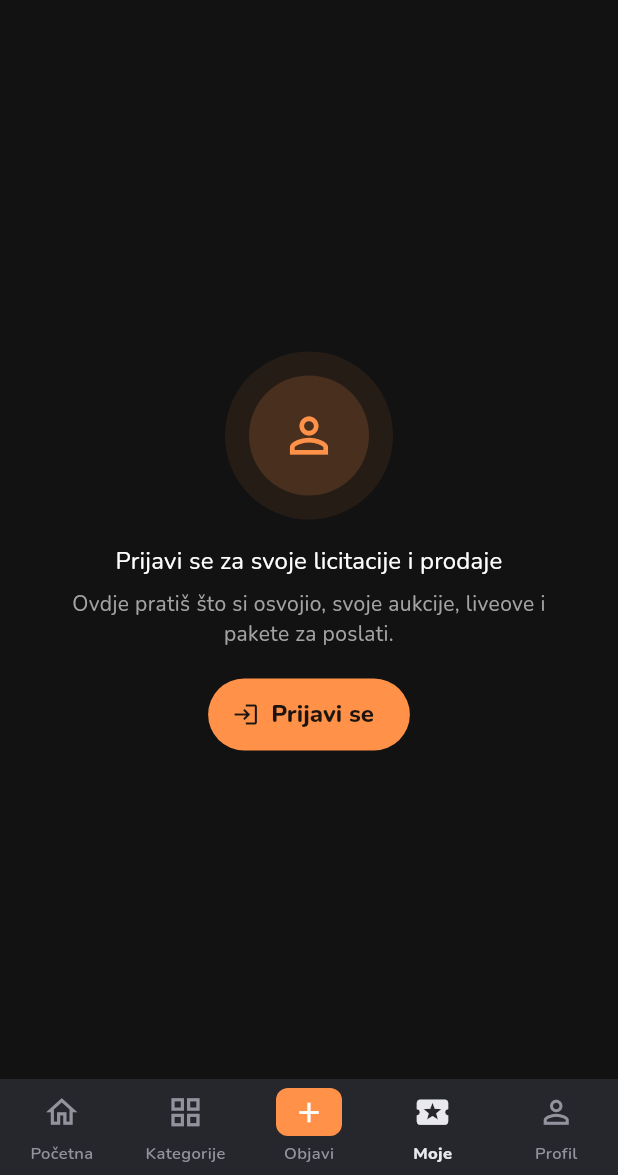
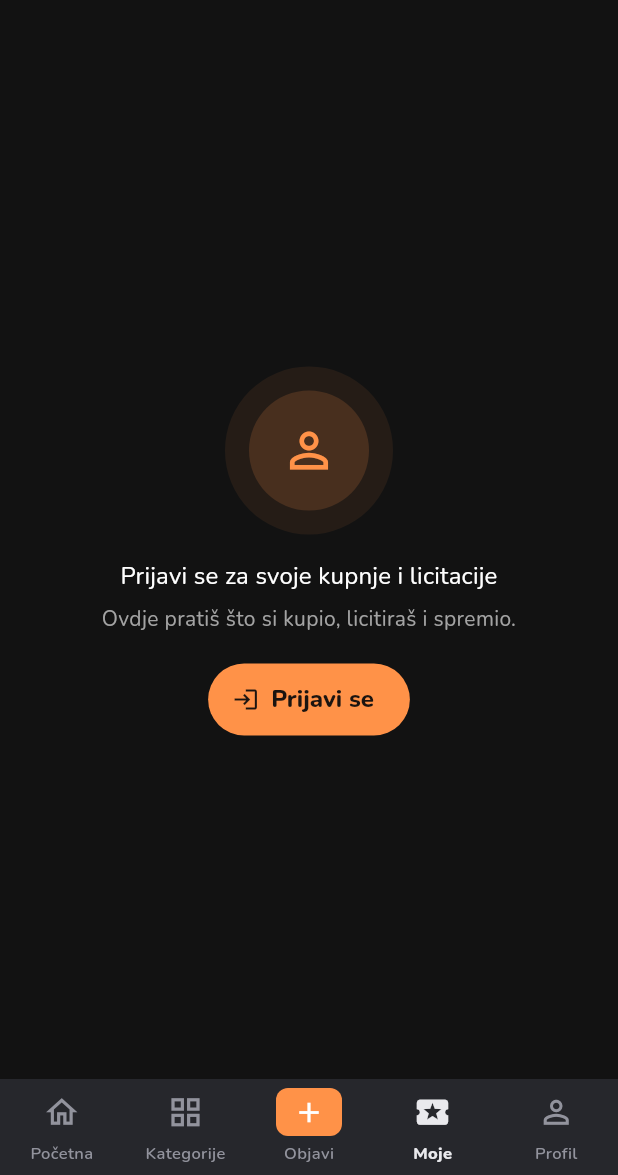
Before and after one commit to Karlo6546541/bot, a Flutter app: the screen it shows after launch, item 4 of the bottom bar chosen, on a phone screen of 412 x 824 dp, the part 61-1236 px from its top. Run offline on Flutter 3.47's test engine with Material 3 defaults, Android fonts, the phone set to English and light mode, and no system bars; our stand-ins replace file_picker, flutter_riverpod, hive, hive_flutter, image_picker, qr_flutter and 3 more; missing offline and left inert: dart:js_interop, dart:ui_web, dart_webrtc, flutter_webrtc; accounts and stored records are empty.

Commit message:
Moje kao Whatnot Activity: Kupnje, Licitacije, Ponude, Spremljeno
- Moje (kupac) ima tekstualne kartice Kupnje / Licitacije / Ponude /
  Spremljeno s čipovima: Sve, U tijeku, Završeno, Povrati; Vodim,
  Nadmašen, Završene; Čeka tvoj odgovor, Prihvaćene; Kupi odmah, Aukcije.
- Spremljeno pokazuje sačuvane oglase i aukcije.
- Aukcije, Live i Otpremnice maknuti iz Moje: prodavačke stvari su u
  Seller Hubu (Prodaja, Otprema); kupac dobiva obavijest i broj za
  praćenje u Kupnjama.

Co-Authored-By: Claude Sonnet 5.5 <noreply@anthropic.com>
Claude-Session: https://claude.ai/code/session_01PBov6w7Hus1Rp49XeCqhPo

```diff
--- /dev/null
+++ b/loop_app/lib/screens/activity_view.dart
@@ -0,0 +1,429 @@
+import 'package:flutter/material.dart';
+import 'package:flutter_riverpod/flutter_riverpod.dart';
+
+import '../l10n/tr.dart';
+import '../models/auction.dart';
+import '../models/delivery.dart';
+import '../models/device.dart';
+import '../models/price_offer.dart';
+import '../providers/app_providers.dart';
+import '../theme/app_theme.dart';
+import '../widgets/empty_state.dart';
+import '../widgets/formatters.dart';
+import '../widgets/item_image.dart';
+import '../widgets/shop_widgets.dart' show BargainTile;
+import 'auction_detail_screen.dart';
+import 'auctions_screen.dart' show AuctionCard;
+import 'deliveries_screen.dart' show DeliveryCard;
+import 'device_detail_screen.dart';
+import 'login_screen.dart';
+
+/// Kupčeva strana "Moje" (kao Whatnot Activity): Kupnje, Licitacije,
+/// Ponude i Spremljeno. Prodavačke stvari (aukcije, liveovi, otpremnice)
+/// su u Seller Hubu; kupac samo dobiva obavijest i broj za praćenje.
+class ActivityView extends ConsumerStatefulWidget {
+  const ActivityView({super.key, this.onBrowse});
+
+  /// Prijelaz na Početnu (gumb na praznom ekranu).
+  final VoidCallback? onBrowse;
+
+  @override
+  ConsumerState<ActivityView> createState() => _ActivityViewState();
+}
+
+enum _Tab { purchases, bids, offers, saved }
+
+class _ActivityViewState extends ConsumerState<ActivityView> {
+  _Tab _tab = _Tab.purchases;
+  final _chip = {for (final t in _Tab.values) t: 'all'};
+
+  String get _f => _chip[_tab]!;
+
+  Widget _empty(String title, {String? message}) => Padding(
+    padding: const EdgeInsets.only(top: 56),
+    child: EmptyState(
+      icon: Icons.inbox_outlined,
+      title: title,
+      message: message,
+      action: widget.onBrowse == null
+          ? null
+          : FilledButton(
+              key: const ValueKey('activity-browse'),
+              onPressed: widget.onBrowse,
+              child: Text(t('Istraži')),
+            ),
+    ),
+  );
+
+  @override
+  Widget build(BuildContext context) {
+    final s = ref.watch(appProvider);
+    if (s.currentUser?.isGuest ?? true) {
+      return EmptyState(
+        key: const ValueKey('my-guest'),
+        icon: Icons.person_outline,
+        title: t('Prijavi se za svoje kupnje i licitacije'),
+        message: t('Ovdje pratiš što si kupio, licitiraš i spremio.'),
+        action: FilledButton.icon(
+          key: const ValueKey('my-guest-login'),
+          onPressed: () => LoginScreen.open(context),
+          icon: const Icon(Icons.login),
+          label: Text(t('Prijavi se')),
+        ),
+      );
+    }
+    final me = s.currentUserId ?? '';
+    final now = DateTime.now();
+
+    // ------------------------------------------------------------ kupnje
+    final all = [...s.myDeliveries]
+      ..sort((a, b) => b.createdAt.compareTo(a.createdAt));
+    final inProgress = [
+      for (final d in all)
+        if (d.confirmedAt == null) d,
+    ];
+    final completed = [
+      for (final d in all)
+        if (d.confirmedAt != null) d,
+    ];
+    final returns = [
+      for (final d in all)
+        if (d.dispute != null) d,
+    ];
+    final digital = s.myDigitalPurchases;
+    final purchases = switch (_f) {
+      'open' => inProgress,
+      'done' => completed,
+      'returns' => returns,
+      _ => all,
+    };
+
+    // -------------------------------------------------------- licitacije
+    final bidding = [
+      for (final a in s.auctions)
+        if (a.isActive &&
+            !a.isExpired(now) &&
+            a.sellerId != me &&
+            a.bids.any((b) => b.userId == me))
+          a,
+    ]..sort((a, b) => a.endsAt.compareTo(b.endsAt));
+    final leading = [
+      for (final a in bidding)
+        if (a.highestBid?.userId == me) a,
+    ];
+    final outbid = [
+      for (final a in bidding)
+        if (a.highestBid?.userId != me) a,
+    ];
+    final ended = [
+      for (final a in s.auctions)
+        if ((!a.isActive || a.isExpired(now)) &&
+            a.sellerId != me &&
+            a.bids.any((b) => b.userId == me))
+          a,
+    ]..sort((a, b) => b.endsAt.compareTo(a.endsAt));
+    final bids = switch (_f) {
+      'leading' => leading,
+      'outbid' => outbid,
+      'ended' => ended,
+      _ => [...bidding, ...ended],
+    };
+
+    // ------------------------------------------------------------ ponude
+    final offers =
+        [
+          for (final o in s.myBargains)
+            if (o.buyerId == me) o,
+        ]..sort(
+          (a, b) => (b.updatedAt ?? b.createdAt).compareTo(
+            a.updatedAt ?? a.createdAt,
+          ),
+        );
+    final toAnswer = s.bargainsToAnswer.where((o) => o.buyerId == me).toSet();
+    final shownOffers = switch (_f) {
+      'answer' => [
+        for (final o in offers)
+          if (toAnswer.contains(o)) o,
+      ],
+      'accepted' => [
+        for (final o in offers)
+          if (o.status == BargainStatus.accepted) o,
+      ],
+      _ => offers,
+    };
+
+    // -------------------------------------------------------- spremljeno
+    final saved = [
+      for (final id in s.currentUser?.favorites ?? const <String>[])
+        ?s.deviceById(id),
+    ];
+    bool isAuction(Device d) => s.activeAuctionFor(d.id) != null;
+    final savedAuctions = [
+      for (final d in saved)
+        if (isAuction(d)) d,
+    ];
+    final savedBuyNow = [
+      for (final d in saved)
+        if (!isAuction(d)) d,
+    ];
+    final shownSaved = switch (_f) {
+      'auction' => savedAuctions,
+      'buynow' => savedBuyNow,
+      _ => saved,
+    };
+
+    Widget chips(List<(String, String)> items) => SizedBox(
+      height: 48,
+      child: ListView(
+        key: ValueKey('activity-chips-${_tab.name}'),
+        scrollDirection: Axis.horizontal,
+        padding: const EdgeInsets.fromLTRB(16, 6, 16, 6),
+        children: [
+          for (final (id, label) in items)
+            Padding(
+              padding: const EdgeInsets.only(right: 8),
+              child: ChoiceChip(
+                key: ValueKey('activity-chip-$id'),
+                label: Text(label),
+                selected: _f == id,
+                showCheckmark: false,
+                onSelected: (_) => setState(() => _chip[_tab] = id),
+              ),
+            ),
+        ],
+      ),
+    );
+
+    Widget tab(_Tab t0, String label, int badge) => Padding(
+      padding: const EdgeInsets.only(right: 16),
+      child: InkWell(
+        key: ValueKey('activity-tab-${t0.name}'),
+        onTap: () => setState(() => _tab = t0),
+        child: Container(
+          padding: const EdgeInsets.symmetric(vertical: 10),
+          decoration: BoxDecoration(
+            border: Border(
+              bottom: BorderSide(
+                color: _tab == t0 ? LoopColors.textPrimary : Colors.transparent,
+                width: 3,
+              ),
+            ),
+          ),
+          child: Badge(
+            isLabelVisible: badge > 0,
+            label: Text('$badge'),
+            backgroundColor: LoopColors.accent,
+            offset: const Offset(10, -6),
+            child: Text(
+              label,
+              style: TextStyle(
+                fontSize: 15,
+                fontWeight: FontWeight.w900,
+                color: _tab == t0
+                    ? LoopColors.textPrimary
+                    : LoopColors.textSecondary,
+              ),
+            ),
+          ),
+        ),
+      ),
+    );
+
+    final actions = all.where((d) => d.dispute == null && _needsBuyer(d, now));
+    final body = switch (_tab) {
+      _Tab.purchases => [
+        chips([
+          ('all', t('Sve')),
+          ('open', t('U tijeku')),
+          ('done', t('Završeno')),
+          ('returns', t('Povrati')),
+        ]),
+        if (purchases.isEmpty && digital.isEmpty)
+          _empty(
+            t('Još nema kupnji'),
+            message: t('Kad nešto kupiš ili osvojiš, pojavit će se ovdje.'),
+          )
+        else ...[
+          for (final d in purchases)
+            Padding(
+              padding: const EdgeInsets.fromLTRB(16, 0, 16, 12),
+              child: DeliveryCard(key: ValueKey('bought-${d.id}'), delivery: d),
+            ),
+          if (_f == 'all' || _f == 'done')
+            for (final dev in digital) _savedRow(dev, key: 'dig-${dev.id}'),
+        ],
+      ],
+      _Tab.bids => [
+        chips([
+          ('all', t('Sve')),
+          ('leading', t('Vodim')),
+          ('outbid', t('Nadmašen')),
+          ('ended', t('Završene')),
+        ]),
+        if (bids.isEmpty)
+          _empty(
+            t('Još nisi licitirao'),
+            message: t('Licitiraj na aukciji i ovdje pratiš ponude i pobjede.'),
+          )
+        else
+          for (final a in bids)
+            Padding(
+              padding: const EdgeInsets.fromLTRB(16, 0, 16, 12),
+              child: SizedBox(
+                height: MediaQuery.sizeOf(context).width < 600 ? 136 : 156,
+                child: AuctionCard(auction: a, viewerId: me),
+              ),
+            ),
+      ],
+      _Tab.offers => [
+        chips([
+          ('all', t('Sve')),
+          ('answer', t('Čeka tvoj odgovor')),
+          ('accepted', t('Prihvaćene')),
+        ]),
+        if (shownOffers.isEmpty)
+          _empty(
+            t('Još nema ponuda'),
+            message: t('Na oglasu dodirni "Ponudi cijenu" i predloži svoju.'),
+          )
+        else
+          for (final o in shownOffers)
+            Padding(
+              padding: const EdgeInsets.fromLTRB(16, 0, 16, 8),
+              child: Card(
+                child: InkWell(
+                  borderRadius: BorderRadius.circular(kRadius),
+                  onTap: () {
+                    final d = s.deviceById(o.deviceId);
+                    if (d != null) DeviceDetailScreen.open(context, d);
+                  },
+                  child: Padding(
+                    padding: const EdgeInsets.symmetric(
+                      horizontal: 14,
+                      vertical: 4,
+                    ),
+                    child: BargainTile(offer: o, showItem: true),
+                  ),
+                ),
+              ),
+            ),
+      ],
+      _Tab.saved => [
+        chips([
+          ('all', t('Sve')),
+          ('buynow', t('Kupi odmah')),
+          ('auction', t('Aukcije')),
+        ]),
+        if (shownSaved.isEmpty)
+          _empty(
+            t('Još nemaš spremljenih stvari'),
+            message: t('Dodirni srce na oglasu ili aukciji da ga spremiš.'),
+          )
+        else
+          for (final d in shownSaved)
+            _savedRow(
+              d,
+              auction: s.activeAuctionFor(d.id),
+              key: 'saved-${d.id}',
+            ),
+      ],
+    };
+
+    return Column(
+      children: [
+        Align(
+          alignment: Alignment.centerLeft,
+          child: Padding(
+            padding: const EdgeInsets.fromLTRB(16, 4, 16, 0),
+            child: SingleChildScrollView(
+              scrollDirection: Axis.horizontal,
+              child: Row(
+                children: [
+                  tab(_Tab.purchases, t('Kupnje'), actions.length),
+                  tab(_Tab.bids, t('Licitacije'), outbid.length),
+                  tab(_Tab.offers, t('Ponude'), toAnswer.length),
+                  tab(_Tab.saved, t('Spremljeno'), 0),
+                ],
+              ),
+            ),
+          ),
+        ),
+        Divider(height: 1, color: LoopColors.surfaceHover),
+        Expanded(
+          child: ListView(
+            key: ValueKey('activity-list-${_tab.name}'),
+            padding: const EdgeInsets.only(bottom: 96),
+            children: body,
+          ),
+        ),
+      ],
+    );
+  }
+
+  /// Kupac mora nešto napraviti: potvrditi primitak ili preuzeti paket.
+  static bool _needsBuyer(Delivery d, DateTime now) =>
+      d.method != null &&
+      d.method != DeliveryMethod.digital &&
+      d.confirmedAt == null &&
+      d.isDelivered(now);
+
+  Widget _savedRow(Device d, {Auction? auction, required String key}) =>
+      Padding(
+        padding: const EdgeInsets.fromLTRB(16, 0, 16, 8),
+        child: Material(
+          color: LoopColors.surface,
+          borderRadius: BorderRadius.circular(kRadius),
+          child: InkWell(
+            key: ValueKey(key),
+            borderRadius: BorderRadius.circular(kRadius),
+            onTap: () => auction != null
+                ? AuctionDetailScreen.open(context, auction.id)
+                : DeviceDetailScreen.open(context, d),
+            child: Padding(
+              padding: const EdgeInsets.all(10),
+              child: Row(
+                children: [
+                  ItemThumb(device: d, size: 64),
+                  const SizedBox(width: 12),
+                  Expanded(
+                    child: Column(
+                      crossAxisAlignment: CrossAxisAlignment.start,
+                      children: [
+                        Text(
+                          d.name,
+                          maxLines: 1,
+                          overflow: TextOverflow.ellipsis,
+                          style: const TextStyle(fontWeight: FontWeight.w800),
+                        ),
+                        Text(
+                          auction != null
+                              ? t('Aukcija · trenutno {0}', [
+                                  formatCredits(
+                                    auction.highestBid?.amount ??
+                                        auction.startPrice,
+                                  ),
+                                ])
+                              : d.isDigital
+                              ? t('Digitalno')
+                              : t('Kupi odmah'),
+                          style: TextStyle(
+                            color: LoopColors.textSecondary,
+                            fontSize: 13,
+                          ),
+                        ),
+                      ],
+                    ),
+                  ),
+                  if (auction == null && !d.isDigital)
+                    Text(
+                      formatCredits(d.shownPrice),
+                      style: const TextStyle(fontWeight: FontWeight.w900),
+                    ),
+                  Icon(Icons.chevron_right, color: LoopColors.textSecondary),
+                ],
+              ),
+            ),
+          ),
+        ),
+      );
+}
--- a/loop_app/lib/screens/home_shell.dart
+++ b/loop_app/lib/screens/home_shell.dart
@@ -10,7 +10,7 @@ import '../providers/app_providers.dart';
 
 import '../widgets/adaptive_shell.dart';
 import '../widgets/create_sheet.dart';
-import 'auctions_screen.dart';
+import 'activity_view.dart';
 import 'categories_screen.dart';
 import 'live_home_screen.dart';
 import 'live_screens.dart';
@@ -354,7 +354,7 @@ class _HomeShellState extends ConsumerState<HomeShell> {
         children: [
           LiveHomeScreen(visible: _index == 0),
           const CategoriesScreen(),
-          MyAuctionsView(onBrowse: () => _go(0)),
+          ActivityView(onBrowse: () => _go(0)),
           const ProfileScreen(),
         ],
       ),
```
Also changed, not shown: loop_app/lib/l10n/en.dart (+28 -8 lines), loop_app/lib/screens/auctions_screen.dart (+4 -5 lines), 3 other files.
